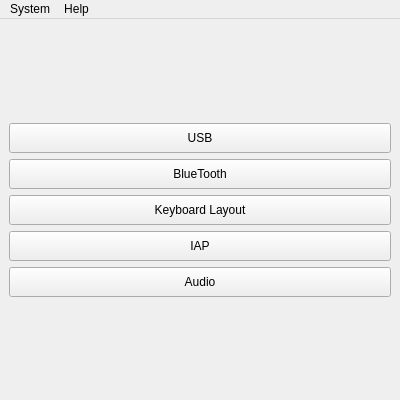
zhengyinloong/KeyboardUC, file ui/main_ui.ui: the form before one commit.
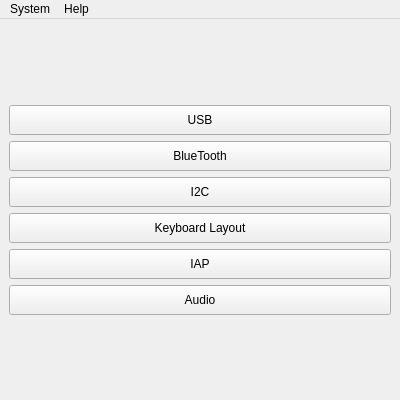
The form after the commit.

What changed in the file:
```diff
--- a/ui/main_ui.ui
+++ b/ui/main_ui.ui
@@ -54,6 +54,19 @@
       </property>
      </widget>
     </item>
+    <item>
+     <widget class="QPushButton" name="btn_I2C">
+      <property name="minimumSize">
+       <size>
+        <width>80</width>
+        <height>30</height>
+       </size>
+      </property>
+      <property name="text">
+       <string>I2C</string>
+      </property>
+     </widget>
+    </item>
     <item>
      <widget class="QPushButton" name="btn_KeyboardLayout">
       <property name="minimumSize">
```
